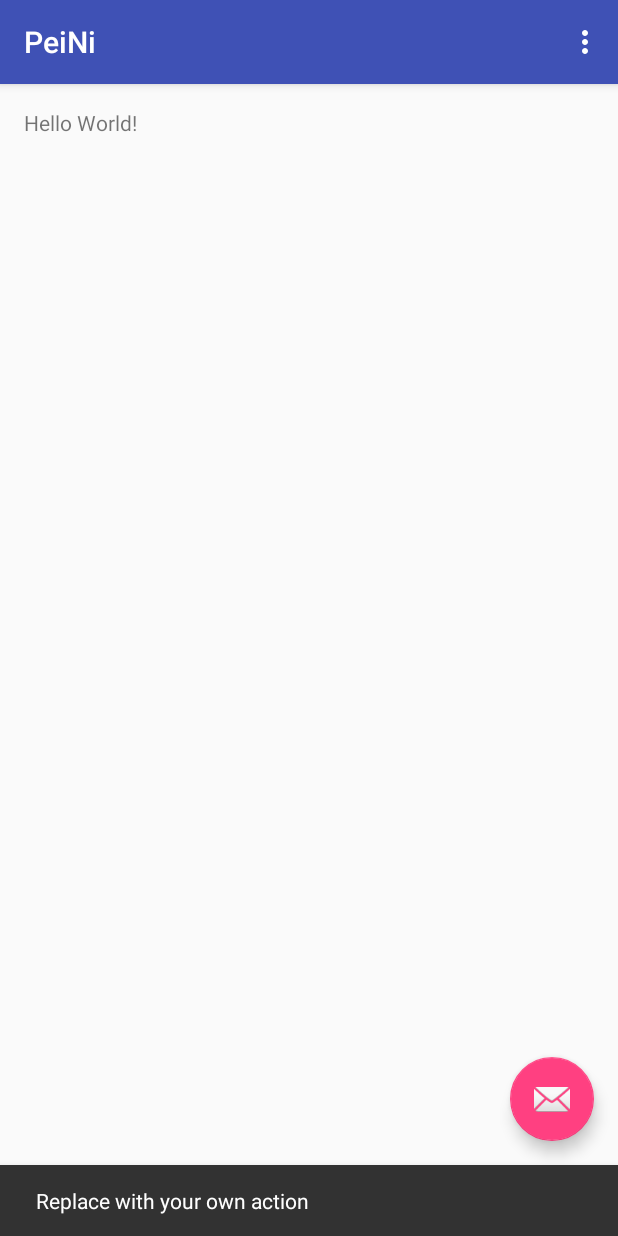
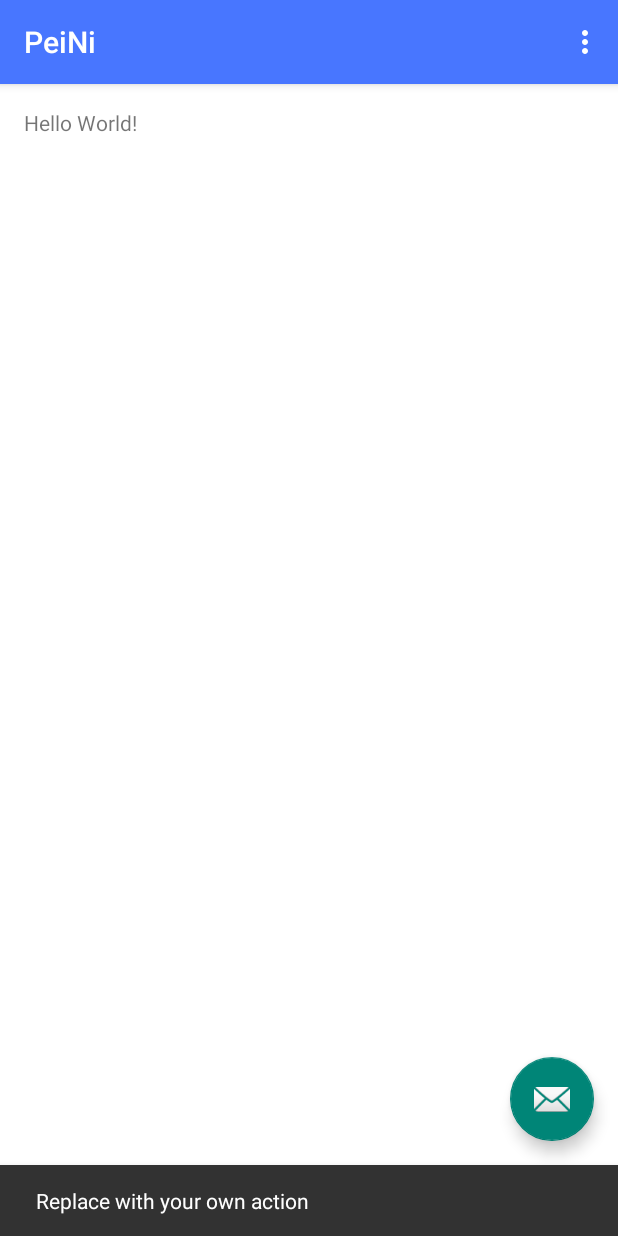
Before and after one commit to fuhao12080212/PeiNi, an Android app: the screen it shows after launch (MainActivity), after a tap on an icon or button, on a phone screen of 412 x 824 dp. Run offline under Robolectric (Android 15) with nearby library versions, the phone set to English and light mode, and no system bars.

Commit message:
no message

```diff
--- /dev/null
+++ b/PeiNi/app/src/main/res/layout/activity_login.xml
@@ -0,0 +1,6 @@
+<?xml version="1.0" encoding="utf-8"?>
+<LinearLayout xmlns:android="http://schemas.android.com/apk/res/android"
+    android:orientation="vertical" android:layout_width="match_parent"
+    android:layout_height="match_parent">
+
+</LinearLayout>
--- a/PeiNi/app/src/main/res/values/styles.xml
+++ b/PeiNi/app/src/main/res/values/styles.xml
@@ -1,11 +1,18 @@
 <resources>
 
     <!-- Base application theme. -->
-    <style name="AppTheme" parent="Theme.AppCompat.Light.DarkActionBar">
+    <style name="AppTheme" parent="Theme.AppCompat.Light.NoActionBar">
         <!-- Customize your theme here. -->
-        <item name="colorPrimary">@color/colorPrimary</item>
-        <item name="colorPrimaryDark">@color/colorPrimaryDark</item>
-        <item name="colorAccent">@color/colorAccent</item>
+        <item name="android:scrollbarSize">3dp</item>
+        <!-- Customize your theme here. -->
+        <!-- toolbar（actionbar）颜色 -->
+        <item name="colorPrimary">#4876FF</item>
+        <!-- 状态栏颜色 -->
+        <item name="colorPrimaryDark">#3A5FCD</item>
+        <!-- 窗口的背景颜色 -->
+        <item name="android:windowBackground">@android:color/white</item>
+        <!-- SearchView -->
+        <!--<item name="searchViewStyle">@style/MySearchViewStyle</item>-->
     </style>
 
     <style name="AppTheme.NoActionBar">
```
Also changed, not shown: PeiNi/app/src/main/java/com/peini/ui/activity/LoginActivity.java (added, +15 -0 lines), PeiNi/app/src/main/java/com/peini/ui/activity/RegisterActivity.java (added, +14 -0 lines), PeiNi/app/src/main/java/com/peini/ui/fragment/MainFragment.java (added, +7 -0 lines), PeiNi/app/src/main/java/com/peini/ui/fragment/UserFragment.java (added, +7 -0 lines), PeiNi/app/src/main/java/com/peini/ui/fragment/WaybillFragment.java (added, +7 -0 lines), PeiNi/app/src/main/java/com/peini/ui/fragment/favorFragment.java (added, +7 -0 lines).
